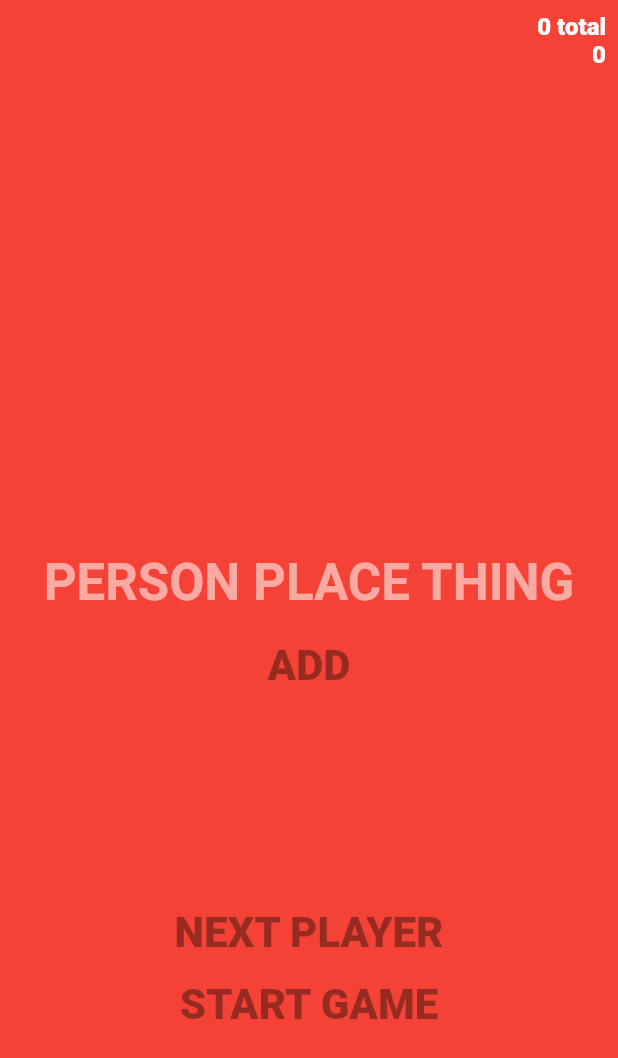
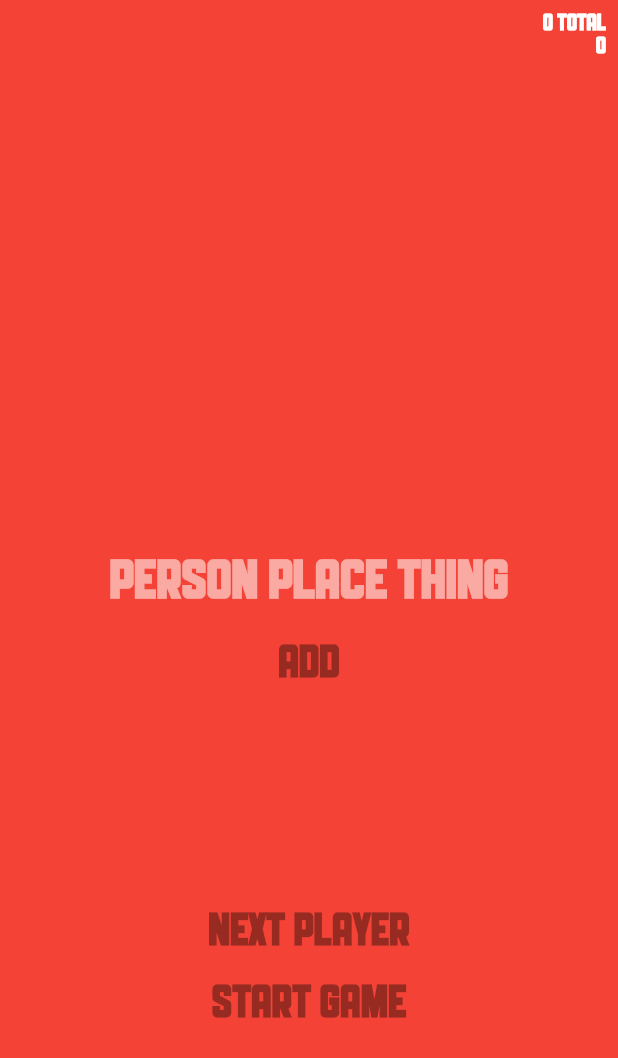
Before and after one commit to teejstroyer/fish_bowl_game, a Flutter app: the screen it shows after launch, after a tap on "New Game", on a phone screen of 412 x 824 dp. Shown: the top 1058 px of the screen. Run offline on Flutter 3.47's test engine with Material 2 defaults, Android fonts, the phone set to English and light mode, and no system bars; our stand-ins replace audioplayers; project files that could hold a hidden picture were left out.

Commit message:
color/theme updates

```diff
--- a/lib/components/adjust_countdown_timer.dart
+++ b/lib/components/adjust_countdown_timer.dart
@@ -23,9 +23,9 @@ class AdjustCountdownTimer extends StatelessWidget {
           child: Column(
             mainAxisSize: MainAxisSize.min,
             children: [
-              const Text(
+              Text(
                 'Round Time',
-                style: TextStyle(fontSize: 32),
+                style: Theme.of(context).primaryTextTheme.bodyLarge,
               ),
               timerUI(),
             ],
@@ -51,8 +51,7 @@ class AdjustCountdownTimer extends StatelessWidget {
           ),
           Text(
             timer.maxTime.toString().padLeft(3, '0'),
-            style: const TextStyle(
-                fontSize: 48, fontFeatures: [FontFeature.tabularFigures()]),
+            style: Theme.of(context).primaryTextTheme.bodyLarge,
           ),
           IconButton(
             iconSize: 50,
--- a/lib/components/scoreboard.dart
+++ b/lib/components/scoreboard.dart
@@ -46,8 +46,8 @@ class ScoreBoard extends StatelessWidget {
           mainAxisSize: MainAxisSize.min,
           children: [
             Column(children: [
-              Text("Team 1", style: style),
-              Text("Team 2", style: style),
+              Text(model.team1, style: style),
+              Text(model.team2, style: style),
             ]),
             Padding(
               padding: const EdgeInsets.symmetric(horizontal: padding),
--- a/lib/components/team_entry.dart
+++ b/lib/components/team_entry.dart
@@ -55,11 +55,20 @@ class _TeamEntryState extends State<TeamEntry> {
     var isNotUsedValues = gameModel.getGameColors();
     return Row(
       children: [
-        IconButton(
-          icon: const Icon(Icons.circle),
+        Container(
+          height: Theme.of(context).inputDecorationTheme.labelStyle!.fontSize,
+          width: Theme.of(context).inputDecorationTheme.labelStyle!.fontSize,
+          clipBehavior: Clip.hardEdge,
+          margin: const EdgeInsets.all(0),
+          padding: const EdgeInsets.all(0),
+          decoration: BoxDecoration(
+              borderRadius: BorderRadius.circular(100),
+              border: Border.all(width: 2, color: Colors.white)),
+          child: Material(
+            shape: const CircleBorder(),
             color: widget.getTeamColor(),
-          iconSize: 40,
-          onPressed: () {
+            child: InkWell(
+              onTap: () {
                 showDialog(
                   context: context,
                   builder: ((context) {
@@ -96,7 +105,8 @@ class _TeamEntryState extends State<TeamEntry> {
                                 padding: const EdgeInsets.all(10),
                                 child: Material(
                                   borderRadius: BorderRadius.circular(5),
-                              color: isNotUsed ? color : color.withOpacity(.4),
+                                  color:
+                                      isNotUsed ? color : color.withOpacity(.4),
                                   child: Ink(
                                     decoration: BoxDecoration(
                                       border: Border.all(
@@ -129,6 +139,8 @@ class _TeamEntryState extends State<TeamEntry> {
                 ).then((value) => setState(() {}));
               },
             ),
+          ),
+        ),
         Expanded(
           child: TextField(
             controller: _textController,
--- a/lib/config/game_theme.dart
+++ b/lib/config/game_theme.dart
@@ -3,8 +3,46 @@ import 'package:flutter/material.dart';
 
 class GameTheme {
   ThemeData get theme {
+    const fontFeatures = [FontFeature.tabularFigures()];
+    const primaryColor = Colors.white;
+    const fontFamily = 'TeamB';
+
+    const textTheme = TextTheme(
+      headlineLarge: TextStyle(
+        color: primaryColor,
+        fontSize: 80,
+        fontWeight: FontWeight.bold,
+        fontFeatures: fontFeatures,
+      ),
+      bodySmall: TextStyle(
+        color: primaryColor,
+        fontSize: 14,
+        fontWeight: FontWeight.bold,
+        fontFeatures: fontFeatures,
+      ),
+      bodyMedium: TextStyle(
+        color: primaryColor,
+        fontSize: 16,
+        fontWeight: FontWeight.bold,
+        fontFeatures: fontFeatures,
+      ),
+      bodyLarge: TextStyle(
+        color: primaryColor,
+        fontSize: 40,
+        fontWeight: FontWeight.bold,
+        fontFeatures: fontFeatures,
+      ),
+      labelLarge: TextStyle(
+        color: primaryColor,
+        fontSize: 24,
+        fontWeight: FontWeight.bold,
+        fontFeatures: fontFeatures,
+      ),
+    );
+
     return ThemeData(
-      primaryColor: Colors.white,
+      fontFamily:fontFamily,
+      primaryColor: primaryColor,
       inputDecorationTheme: const InputDecorationTheme(
         enabledBorder: InputBorder.none,
         focusedBorder: InputBorder.none,
@@ -12,66 +50,28 @@ class GameTheme {
         labelStyle: TextStyle(
           fontSize: 30,
           fontWeight: FontWeight.bold,
-          color: Colors.white,
+          color: primaryColor,
         ),
       ),
-      textTheme: const TextTheme(
-        bodySmall: TextStyle(
-          fontSize: 14,
-          fontWeight: FontWeight.w900,
-          color: Colors.white,
-          fontFeatures: [FontFeature.tabularFigures()],
-        ),
-        bodyMedium: TextStyle(
-          fontSize: 16,
-          fontWeight: FontWeight.w900,
-          color: Colors.white,
-          fontFeatures: [FontFeature.tabularFigures()],
-        ),
-        bodyLarge: TextStyle(
-          fontSize: 40,
-          color: Colors.white,
-          fontFeatures: [FontFeature.tabularFigures()],
-        ),
-        labelLarge: TextStyle(
-          fontSize: 24,
-          fontWeight: FontWeight.w900,
-          color: Colors.white,
-          fontFeatures: [FontFeature.tabularFigures()],
-        ),
+      textSelectionTheme: const TextSelectionThemeData(
+        cursorColor: primaryColor,
+        selectionColor: Colors.white54,
+        selectionHandleColor: primaryColor,
       ),
-      primaryTextTheme: const TextTheme(
-        bodyLarge: TextStyle(
-          fontSize: 40,
-          color: Colors.white,
-          fontFeatures: [FontFeature.tabularFigures()],
-        ),
-        labelLarge: TextStyle(
-          fontSize: 24,
-          fontWeight: FontWeight.w900,
-          color: Colors.white,
-          fontFeatures: [FontFeature.tabularFigures()],
-        ),
-      ),
-      buttonTheme: const ButtonThemeData(
-        buttonColor: Colors.white,
-        disabledColor: Colors.white54,
-        focusColor: Colors.white,
-        hoverColor: Colors.white,
-        highlightColor: Colors.white,
-        splashColor: Colors.transparent,
-      ),
+      primaryTextTheme: textTheme,
+      textTheme: textTheme,
       textButtonTheme: TextButtonThemeData(
         style: TextButton.styleFrom(
-          foregroundColor: Colors.white,
+          foregroundColor: primaryColor,
           textStyle: const TextStyle(
-            decorationColor: Colors.white,
-            fontWeight: FontWeight.w900,
+            fontFamily: fontFamily,
+            fontWeight: FontWeight.bold,
+            decorationColor: primaryColor,
             fontSize: 28,
           ),
         ),
       ),
-      iconTheme: const IconThemeData(color: Colors.white),
+      iconTheme: const IconThemeData(color: primaryColor),
     );
   }
 }
--- a/lib/main.dart
+++ b/lib/main.dart
@@ -1,7 +1,6 @@
 import 'package:fish_bowl_game/config/game_theme.dart';
 import 'package:fish_bowl_game/providers/countdown_timer.dart';
 import 'package:fish_bowl_game/providers/game_model.dart';
-import 'package:fish_bowl_game/screens/new_game_screen.dart';
 import 'package:flutter/material.dart';
 import 'package:provider/provider.dart';
 import 'package:fish_bowl_game/screens/title_screen.dart';
@@ -31,7 +30,7 @@ class MyApp extends StatelessWidget {
       title: 'Flutter Demo',
       debugShowCheckedModeBanner: false,
       theme: GameTheme().theme,
-      home: TitleScreen(),
+      home: const TitleScreen(),
     );
   }
 }
--- a/lib/screens/game_screen.dart
+++ b/lib/screens/game_screen.dart
@@ -41,6 +41,7 @@ class _GameScreenState extends State<GameScreen> {
                         gameModel.team,
                         style: Theme.of(context).primaryTextTheme.bodyLarge,
                       ),
+
                     ),
                     Center(
                       child: Text(
--- a/lib/screens/new_game_screen.dart
+++ b/lib/screens/new_game_screen.dart
@@ -102,10 +102,12 @@ class _NewGameScreenState extends State<NewGameScreen> {
                           Text(
                             "${model.thingCount} total",
                             textAlign: TextAlign.right,
+                            style: Theme.of(context).primaryTextTheme.bodySmall,
                           ),
                           Text(
                             "${_things.length}",
                             textAlign: TextAlign.right,
+                            style: Theme.of(context).primaryTextTheme.bodySmall,
                           ),
                         ],
                       ),
--- a/lib/screens/round_results_screen.dart
+++ b/lib/screens/round_results_screen.dart
@@ -36,7 +36,11 @@ class RoundResultsScreen extends StatelessWidget {
                           gameModel.round,
                           style: Theme.of(context).textTheme.bodyLarge,
                         ),
-                        Text(roundMessage),
+                        Text(
+                          roundMessage,
+                          textAlign: TextAlign.center,
+                          style: Theme.of(context).textTheme.bodyMedium,
+                        ),
                       ],
                     ),
                   ),
@@ -65,7 +69,11 @@ class RoundResultsScreen extends StatelessWidget {
                   Expanded(
                     child: Column(
                       children: [
-                        Text(roundMessage),
+                        Text(
+                          roundMessage,
+                          textAlign: TextAlign.center,
+                          style: Theme.of(context).textTheme.bodyMedium,
+                        ),
                         TextButton(
                           onPressed: () {
                             gameModel.showGameScreen(context, _resetTimer);
--- a/lib/screens/title_screen.dart
+++ b/lib/screens/title_screen.dart
@@ -1,3 +1,5 @@
+import 'dart:math';
+
 import 'package:fish_bowl_game/components/team_entry.dart';
 import 'package:fish_bowl_game/providers/game_model.dart';
 import 'package:flutter/material.dart';
@@ -9,15 +11,28 @@ class TitleScreen extends StatelessWidget {
   @override
   Widget build(BuildContext context) {
     var gameModel = Provider.of<GameModel>(context, listen: false);
+
+    var colors = gameModel.getGameColors().keys;
+    var randomColor = colors.elementAt(Random().nextInt(colors.length));
+
     return Scaffold(
       body: Container(
-        color: Colors.green,
+        color: randomColor,
         child: SafeArea(
           child: Center(
             child: Padding(
               padding: const EdgeInsets.all(16.0),
               child: Column(
                 children: [
+                  Expanded(
+                    child: Container(
+                      alignment: Alignment.center,
+                      child: Text(
+                        "Fish Bowl",
+                        style: Theme.of(context).primaryTextTheme.headlineLarge
+                      ),
+                    ),
+                  ),
                   TeamEntry(
                     getTeamName: () => gameModel.team1,
                     setTeamName: (val) => gameModel.setTeam1Name(val),
@@ -34,15 +49,11 @@ class TitleScreen extends StatelessWidget {
                     getTeamColor: () => gameModel.team2Color,
                     setTeamColor: (val) => gameModel.setTeam2Color(val),
                   ),
-                  Consumer<GameModel>(
-                      builder: (context, gameModel, child) =>
-                          Text(gameModel.team1)),
-                  Consumer<GameModel>(
-                      builder: (context, gameModel, child) =>
-                          Text(gameModel.team2)),
-                  TextButton(
-                    onPressed: () => gameModel.showNewGameScreen(context),
-                    child: const Text("New Game"),
+                  Expanded(
+                    child: TextButton(
+                      onPressed: () => gameModel.showNewGameScreen(context),
+                      child: const Text("New Game"),
+                    ),
                   )
                 ],
               ),
```
Also changed, not shown: pubspec.yaml (+11 -14 lines), fonts/Anton-Regular.ttf (added), fonts/MartianMono-Variable.ttf (added), fonts/TeamB-Regular.ttf (added). Lines whose indentation alone changed are shown as unchanged.
